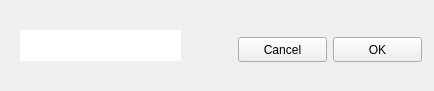
Carlos-CDM/Keibo-MoneyTracker, file keibomoneytracker/addgroupdialog.ui: the form before one commit.
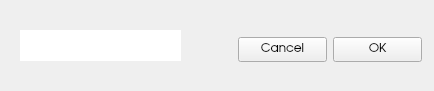
The form after the commit. Custom widgets are drawn as their Qt base class.

Diff of the .ui file:
```diff
--- a/keibomoneytracker/addgroupdialog.ui
+++ b/keibomoneytracker/addgroupdialog.ui
@@ -35,6 +35,11 @@
      <height>25</height>
     </rect>
    </property>
+   <property name="font">
+    <font>
+     <family>URW Gothic L</family>
+    </font>
+   </property>
    <property name="focusPolicy">
     <enum>Qt::TabFocus</enum>
    </property>
@@ -54,6 +59,11 @@
      <height>25</height>
     </rect>
    </property>
+   <property name="font">
+    <font>
+     <family>URW Gothic L</family>
+    </font>
+   </property>
    <property name="focusPolicy">
     <enum>Qt::TabFocus</enum>
    </property>
```
